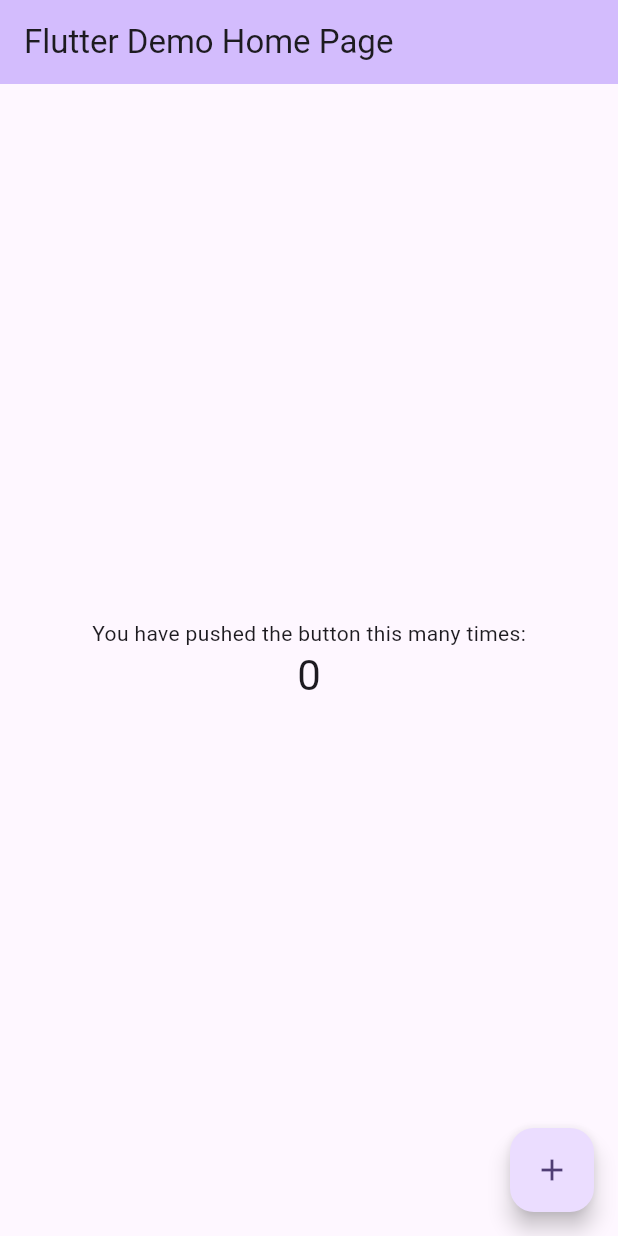
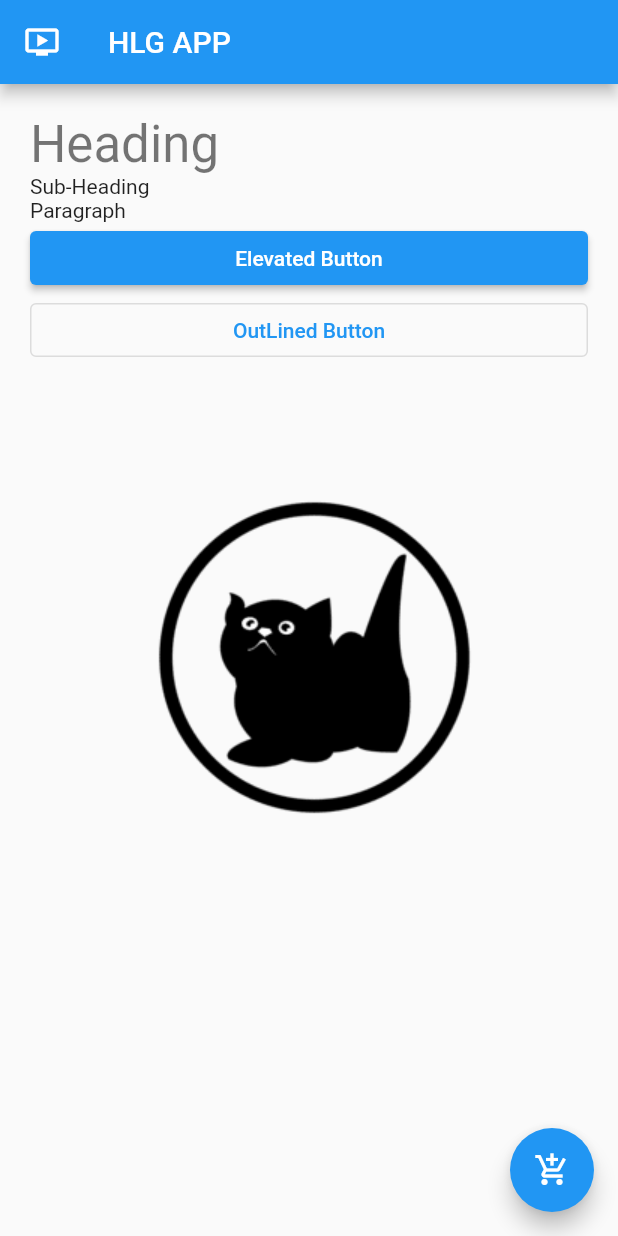
Before and after one commit to HuyLG99/HLGapp, a Flutter app: the screen it shows after launch, on a phone screen of 412 x 824 dp. Run offline on Flutter 3.47's test engine with Material 2 defaults, Android fonts, the phone set to English and light mode, and no system bars; our stand-ins replace google_fonts.

Commit message:
update dark/light theme

```diff
--- a/hlg_app_zepro/lib/main.dart
+++ b/hlg_app_zepro/lib/main.dart
@@ -1,4 +1,5 @@
 import 'package:flutter/material.dart';
+import 'package:hlg_app_zepro/src/utils/theme/theme.dart';
 
 void main() {
   runApp(const MyApp());
@@ -10,12 +11,12 @@ class MyApp extends StatelessWidget {
   @override
   Widget build(BuildContext context) {
     return MaterialApp(
-      title: 'Flutter Demo',
-      theme: ThemeData(
-        colorScheme: ColorScheme.fromSeed(seedColor: Colors.deepPurple),
-        useMaterial3: true,
-      ),
-      home: const MyHomePage(title: 'Flutter Demo Home Page'),
+      title: 'HLG APP',
+      debugShowCheckedModeBanner: false,
+      theme: TAppTheme.lightTheme,
+      darkTheme: TAppTheme.darkTheme,
+      themeMode: ThemeMode.system,
+      home: const MyHomePage(title: 'HLG APP'),
     );
   }
 }
@@ -28,40 +29,45 @@ class MyHomePage extends StatefulWidget {
 }
 
 class _MyHomePageState extends State<MyHomePage> {
-  int _counter = 0;
-
-  void _incrementCounter() {
-    setState(() {
-      _counter++;
-    });
-  }
-
   @override
   Widget build(BuildContext context) {
     return Scaffold(
       appBar: AppBar(
-        backgroundColor: Theme.of(context).colorScheme.inversePrimary,
         title: Text(widget.title),
+        leading: const Icon(Icons.ondemand_video),
       ),
-      body: Center(
-        child: Column(
-          mainAxisAlignment: MainAxisAlignment.center,
-          children: <Widget>[
-            const Text(
-              'You have pushed the button this many times:',
+      floatingActionButton: FloatingActionButton(
+        onPressed: () {},
+        child: const Icon(Icons.add_shopping_cart),
+      ),
+      body: Padding(
+        padding: const EdgeInsets.all(20.0),
+        child: ListView(
+          children: [
+            Text(
+              'Heading',
+              style: Theme.of(context).textTheme.headlineMedium,
             ),
             Text(
-              '$_counter',
-              style: Theme.of(context).textTheme.headlineMedium,
+              'Sub-Heading',
+              style: Theme.of(context).textTheme.bodyMedium,
             ),
+            Text(
+              'Paragraph',
+              style: Theme.of(context).textTheme.bodyMedium,
+            ),
+            ElevatedButton(
+              onPressed: () {},
+              child: const Text("Elevated Button"),
+            ),
+            OutlinedButton(
+              onPressed: () {},
+              child: const Text("OutLined Button"),
+            ),
+            Image.asset('assets/images/logo_cat.png')
           ],
         ),
       ),
-      floatingActionButton: FloatingActionButton(
-        onPressed: _incrementCounter,
-        tooltip: 'Increment',
-        child: const Icon(Icons.add),
-      ), // This trailing comma makes auto-formatting nicer for build methods.
     );
   }
 }
--- /dev/null
+++ b/hlg_app_zepro/lib/src/utils/theme/theme.dart
@@ -0,0 +1,19 @@
+import 'package:flutter/material.dart';
+import 'package:hlg_app_zepro/src/utils/theme/widget_themes/text_theme.dart';
+
+class TAppTheme {
+  TAppTheme._();
+  //In Flutter, TAppTheme._() is a private constructor of the TAppTheme class,
+  // denoted by the underscore _ prefix. It can only be accessed within the same
+  // Dart file and cannot be accessed from outside the file.
+
+  static ThemeData lightTheme = ThemeData(
+      brightness: Brightness.light,
+      textTheme: TTextTheme.lightTextTheme,
+      elevatedButtonTheme:
+          ElevatedButtonThemeData(style: ElevatedButton.styleFrom()));
+  static ThemeData darkTheme = ThemeData(
+    brightness: Brightness.dark,
+    textTheme: TTextTheme.darkTextTheme,
+  );
+}
--- /dev/null
+++ b/hlg_app_zepro/lib/src/utils/theme/widget_themes/text_theme.dart
@@ -0,0 +1,22 @@
+import 'package:flutter/material.dart';
+import 'package:google_fonts/google_fonts.dart';
+
+class TTextTheme {
+  static TextTheme lightTextTheme = TextTheme(
+      displayMedium: GoogleFonts.montserrat(
+        color: Colors.black87,
+      ),
+      titleSmall: GoogleFonts.poppins(
+        color: Colors.black54,
+        fontSize: 24,
+      ));
+  static TextTheme darkTextTheme = TextTheme(
+    displayMedium: GoogleFonts.montserrat(
+      color: Colors.white70,
+    ),
+    titleSmall: GoogleFonts.poppins(
+      color: Colors.white60,
+      fontSize: 24,
+    ),
+  );
+}
```
Also changed, not shown: hlg_app_zepro/pubspec.yaml (+15 -4 lines), hlg_app_zepro/assets/images/catlogo.png (added), hlg_app_zepro/assets/images/logo_cat.png (added), hlg_app_zepro/pubspec.lock, 1 other file.
